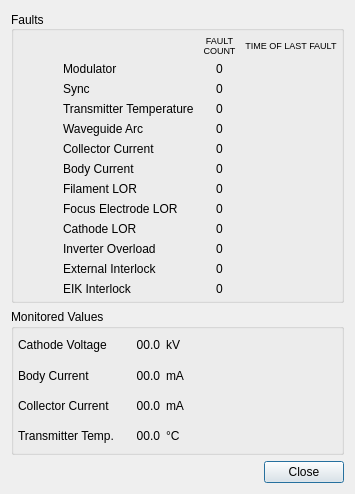
Old version of the form src/hcrgui/HcrGuiXmitStatusDialog.ui in the repository NCAR/HCR_instrument.
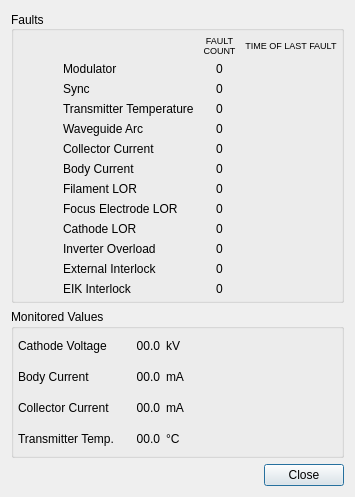
New version of the form. Icons and pictures are not drawn.

The edit to the form file:
```diff
--- a/src/hcrgui/HcrGuiXmitStatusDialog.ui
+++ b/src/hcrgui/HcrGuiXmitStatusDialog.ui
@@ -7,7 +7,7 @@
     <x>0</x>
     <y>0</y>
     <width>355</width>
-    <height>494</height>
+    <height>497</height>
    </rect>
   </property>
   <property name="windowTitle">
```
Left out of the diff: 2 changed lines with no effect on the pictures.
